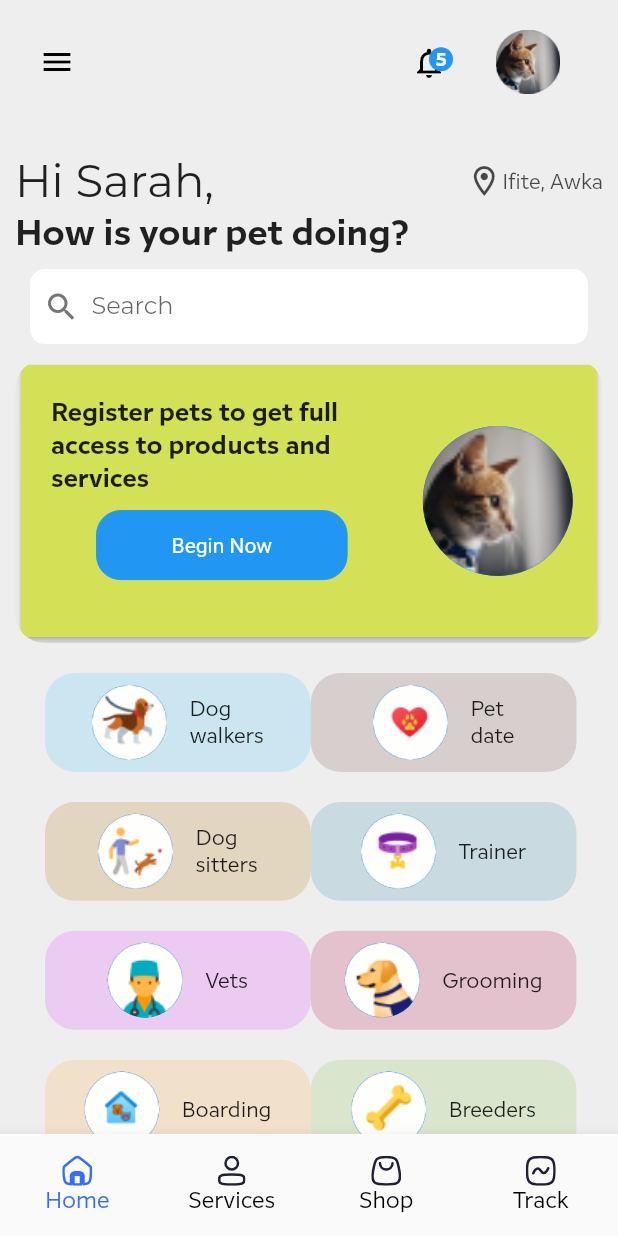
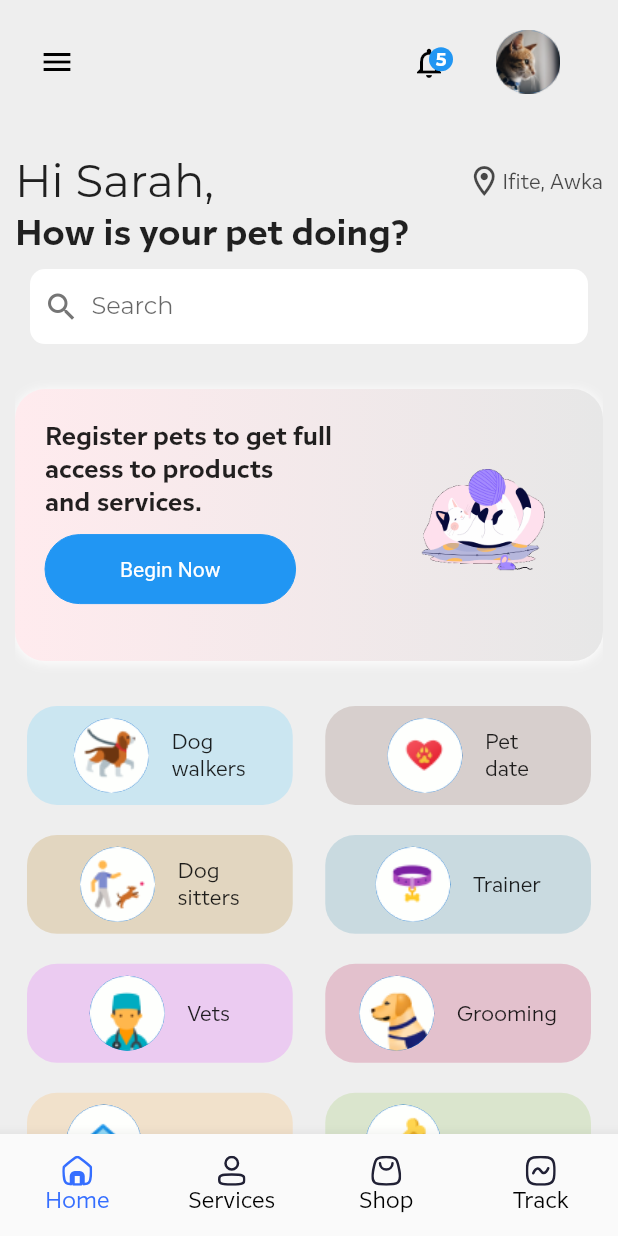
Before and after one commit to naztechnation/Petnity, a Flutter app: the screen it shows after launch, on a phone screen of 412 x 824 dp. Run offline on Flutter 3.47's test engine with Material 2 defaults, Android fonts, the phone set to English and light mode, and no system bars; our stand-ins replace flutter_svg, fluttertoast, image_cropper, image_picker, pin_code_fields, shimmer; missing offline and left inert: rect_getter; project files that could hold a hidden picture were left out.

```diff
--- a/lib/res/app_images.dart
+++ b/lib/res/app_images.dart
@@ -60,4 +60,5 @@ class AppImages {
   static const petDoctor = '${_gifBaseUrl}doctor_pet.gif';
   static const dogWalking = '${_gifBaseUrl}dog_walking.gif';
   static const loading = '${_gifBaseUrl}loader.gif';
+  static const playingCat = '${_gifBaseUrl}playing_cat.gif';
 }
--- a/lib/ui/landing_page/homepage.dart
+++ b/lib/ui/landing_page/homepage.dart
@@ -6,6 +6,7 @@ import 'package:petnity/res/app_strings.dart';
 import 'package:petnity/ui/landing_page/widgets/listofservices_widget.dart';
 import 'package:petnity/ui/landing_page/widgets/search_widget.dart';
 import 'package:petnity/ui/widgets/button_view.dart';
+import 'package:petnity/ui/widgets/image_view.dart';
 
 class HomePage extends StatelessWidget {
   const HomePage({super.key});
@@ -69,15 +70,13 @@ class HomePage extends StatelessWidget {
                 ),
                 Search('Search'),
                 SizedBox(
-                  height: 10,
+                  height: 30,
                 ),
                 card(context),
                 SizedBox(
-                  height: 10,
+                  height: 20,
                 ),
-                Container(
-                    height: screenSize(context).height * .5,
-                    child: ListOfServices()),
+                ListOfServices(),
         const SizedBox(height: 40,)
 
               ],
@@ -92,24 +91,33 @@ class HomePage extends StatelessWidget {
   // Widget search() {}
 
   Widget card(BuildContext context) {
-    return ClipRRect(
+    return Container(
+      decoration: BoxDecoration(
       borderRadius: BorderRadius.circular(20),
-      child: Card(
-        color: Colors.lime[400],
-        elevation: 2,
-        child: Container(
+
+        boxShadow: [
+                BoxShadow(
+                  color: Colors.white,
+                  offset: Offset(0.0, 1.0), //(x,y)
+                  blurRadius: 6.0,
+                ),
+              ],
+          gradient: LinearGradient(
+              colors: [AppColors.scaffoldColor, Colors.red.shade50],
+              begin: Alignment.topRight,
+              end: Alignment.topLeft)),
       child: Row(
         children: [
           Container(
-                width: screenSize(context).width * .65,
+            width: screenSize(context).width * .60,
             height: screenSize(context).height * .22,
             padding: EdgeInsets.all(20),
             child: Column(
               crossAxisAlignment: CrossAxisAlignment.start,
               children: [
                 Text(
-                      'Register pets to get full access to products and services',
-                      maxLines: 4,
+                  'Register pets to get full access to products \nand services.',
+                  maxLines: 3,
                   textAlign: TextAlign.left,
                   style: TextStyle(
                       fontWeight: FontWeight.w700,
@@ -119,25 +127,21 @@ class HomePage extends StatelessWidget {
                 SizedBox(
                   height: 10,
                 ),
-                    Center(
-                      child: ButtonView(
+                ButtonView(
+                  borderRadius: 30,
                   padding:
                       EdgeInsets.symmetric(horizontal: 50, vertical: 15),
                   onPressed: () {},
                   child: Text('Begin Now'),
                   expanded: false,
                 ),
-                    ),
               ],
             ),
           ),
-              CircleAvatar(
-                radius: 50,
-                backgroundImage: AssetImage(AppImages.catPic),
-              )
+          SizedBox(
+            width: 130,
+            child: ImageView.asset(AppImages.playingCat))
         ],
-          ),
-        ),
       ),
     );
   }
--- a/lib/ui/landing_page/services/widgets.dart/bottomsheet_content.dart
+++ b/lib/ui/landing_page/services/widgets.dart/bottomsheet_content.dart
@@ -26,7 +26,7 @@ Widget bottomSheetContent(BuildContext context){
             ),
             GestureDetector(
               onTap: (){
-                Navigator.of(context);
+                Navigator.pop(context);
               },
               child: CustomText(
                 textAlign: TextAlign.right,
--- a/lib/ui/landing_page/widgets/listofservices_widget.dart
+++ b/lib/ui/landing_page/widgets/listofservices_widget.dart
@@ -11,13 +11,15 @@ class ListOfServices extends StatelessWidget {
 
   @override
   Widget build(BuildContext context) {
-    return ListView(
-      shrinkWrap: true,
-      padding: const EdgeInsets.symmetric(horizontal: 20),
-      physics: const NeverScrollableScrollPhysics(),
+    return Padding(
+      padding: const EdgeInsets.symmetric(horizontal: 8.0),
+      child: Column(
+        // shrinkWrap: true,
+        // padding: const EdgeInsets.symmetric(horizontal: 20),
+        // physics: const NeverScrollableScrollPhysics(),
         children: [
           Container(
-          margin: EdgeInsets.symmetric(vertical: 10),
+            margin: EdgeInsets.symmetric(vertical: 10,),
             child: Row(
               mainAxisAlignment: MainAxisAlignment.spaceBetween,
               children: [
@@ -96,6 +98,7 @@ class ListOfServices extends StatelessWidget {
             ),
           ),
         ],
+      ),
     );
   }
 }
```
Also changed, not shown: assets/images/gifs/playing_cat.gif (added). Lines whose indentation alone changed are shown as unchanged.
